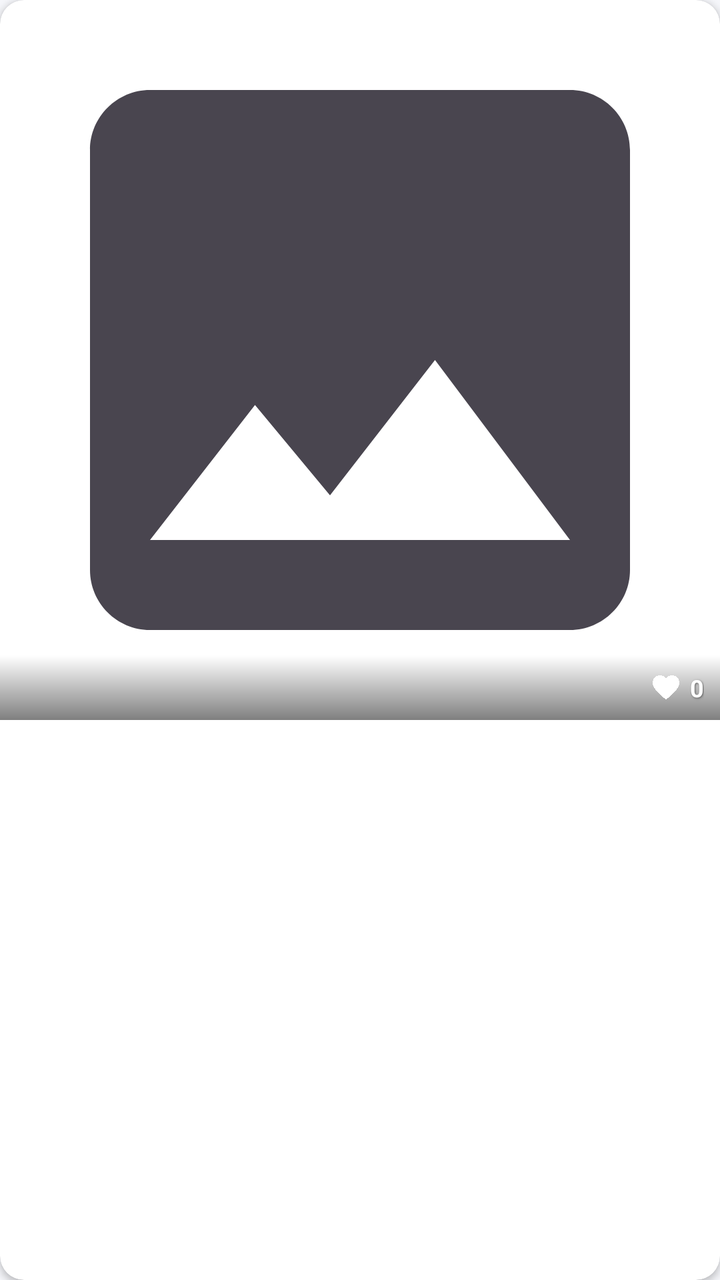
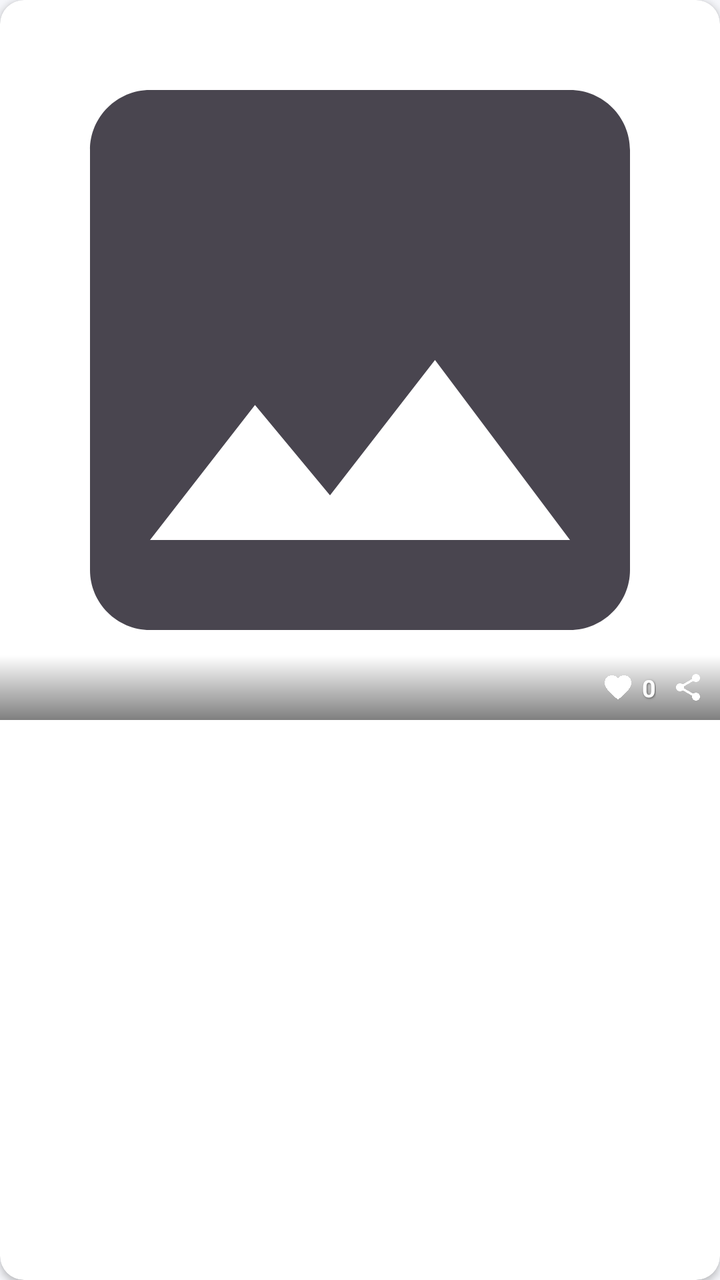

Screens rendered from an Android XML layout before and after an edit, with the pre-edit source and the edit as a unified diff.
<!-- AndroidManifest.xml: application theme Theme.VisiBoard -->
<!-- res/layout/item_pinterest_note.xml -->
<?xml version="1.0" encoding="utf-8"?>
<androidx.cardview.widget.CardView xmlns:android="http://schemas.android.com/apk/res/android"
    xmlns:app="http://schemas.android.com/apk/res-auto"
    android:layout_width="match_parent"
    android:layout_height="wrap_content"
    android:layout_margin="4dp"
    app:cardCornerRadius="12dp"
    app:cardElevation="2dp"
    app:cardBackgroundColor="@color/card_background">

    <androidx.constraintlayout.widget.ConstraintLayout
        android:layout_width="match_parent"
        android:layout_height="wrap_content">

        <ImageView
            android:id="@+id/iv_note_image"
            android:layout_width="0dp"
            android:layout_height="wrap_content"
            android:adjustViewBounds="true"
            android:scaleType="fitCenter"
            app:layout_constraintTop_toTopOf="parent"
            app:layout_constraintStart_toStartOf="parent"
            app:layout_constraintEnd_toEndOf="parent"
            app:layout_constraintBottom_toBottomOf="parent"
            android:src="@drawable/placeholder_image" />

        
        <View
            android:layout_width="0dp"
            android:layout_height="0dp"
            android:background="@drawable/gradient_bottom_overlay"
            app:layout_constraintStart_toStartOf="parent"
            app:layout_constraintEnd_toEndOf="parent"
            app:layout_constraintBottom_toBottomOf="parent"
            app:layout_constraintTop_toTopOf="@id/ll_likes" />

        
        <LinearLayout
            android:id="@+id/ll_likes"
            android:layout_width="wrap_content"
            android:layout_height="wrap_content"
            android:orientation="horizontal"
            android:gravity="center_vertical"
            android:padding="8dp"
            app:layout_constraintBottom_toBottomOf="parent"
            app:layout_constraintEnd_toEndOf="parent">

            <ImageView
                android:layout_width="16dp"
                android:layout_height="16dp"
                android:src="@drawable/ic_heart"
                app:tint="@android:color/white" />

            <TextView
                android:id="@+id/tv_like_count"
                android:layout_width="wrap_content"
                android:layout_height="wrap_content"
                android:text="0"
                android:textColor="@android:color/white"
                android:textSize="12sp"
                android:textStyle="bold"
                android:layout_marginStart="4dp"
                android:shadowColor="#80000000"
                android:shadowDx="1"
                android:shadowDy="1"
                android:shadowRadius="2" />

        </LinearLayout>
        
        
        <TextView
            android:id="@+id/tv_distance"
            android:layout_width="wrap_content"
            android:layout_height="wrap_content"
            android:background="@drawable/bg_badge_transparent"
            android:text="2km"
            android:textColor="@android:color/white"
            android:textSize="10sp"
            android:paddingStart="6dp"
            android:paddingEnd="6dp"
            android:paddingTop="2dp"
            android:paddingBottom="2dp"
            android:layout_margin="8dp"
            app:layout_constraintTop_toTopOf="parent"
            app:layout_constraintStart_toStartOf="parent"
            android:visibility="gone"/>

    </androidx.constraintlayout.widget.ConstraintLayout>

</androidx.cardview.widget.CardView>
<!-- resources referenced by this layout -->
<resources>
  <color name="card_background">#FFFFFF</color>
  <!-- drawable bg_badge_transparent (drawable) -->
  <?xml version="1.0" encoding="utf-8"?>
  <shape xmlns:android="http://schemas.android.com/apk/res/android"
      android:shape="rectangle">
      <solid android:color="#80000000" />
      <corners android:radius="4dp" />
  </shape>
  <!-- drawable gradient_bottom_overlay (drawable) -->
  <?xml version="1.0" encoding="utf-8"?>
  <shape xmlns:android="http://schemas.android.com/apk/res/android"
      android:shape="rectangle">
      <gradient
          android:angle="90"
          android:startColor="#80000000"
          android:endColor="#00000000"
          android:type="linear" />
  </shape>
  <!-- drawable ic_heart (drawable) -->
  <?xml version="1.0" encoding="utf-8"?>
  <vector xmlns:android="http://schemas.android.com/apk/res/android"
      android:width="24dp"
      android:height="24dp"
      android:viewportWidth="24"
      android:viewportHeight="24">
      <path
          android:fillColor="#FF6B6B"
          android:pathData="M12,21.35l-1.45,-1.32C5.4,15.36 2,12.28 2,8.5 2,5.42 4.42,3 7.5,3c1.74,0 3.41,0.81 4.5,2.09C13.09,3.81 14.76,3 16.5,3 19.58,3 22,5.42 22,8.5c0,3.78 -3.4,6.86 -8.55,11.54L12,21.35z"/>
  </vector>
  <!-- drawable placeholder_image (drawable) -->
  <vector xmlns:android="http://schemas.android.com/apk/res/android"
      android:width="24dp"
      android:height="24dp"
      android:viewportWidth="24"
      android:viewportHeight="24"
      android:tint="?attr/colorControlNormal">
    <path
        android:fillColor="@android:color/white"
        android:pathData="M21,19V5c0,-1.1 -0.9,-2 -2,-2H5c-1.1,0 -2,0.9 -2,2v14c0,1.1 0.9,2 2,2h14c1.1,0 2,-0.9 2,-2zM8.5,13.5l2.5,3.01L14.5,12l4.5,6H5l3.5,-4.5z"/>
  </vector>
  <style name="Theme.VisiBoard" parent="Base.Theme.VisiBoard" />
  <style name="Base.Theme.VisiBoard" parent="Theme.Material3.DayNight.NoActionBar">
          <item name="colorPrimary">@color/primary</item>
          <item name="colorPrimaryDark">@color/primaryDark</item>
          <item name="colorSecondary">@color/secondary</item>
          <item name="android:windowBackground">@color/background_light</item>
          <item name="android:textColor">@color/text_primary</item>
          <item name="android:statusBarColor">@color/primaryDark</item>
      </style>
  <color name="primary">#6C5CE7</color>
  <color name="primaryDark">#5849C7</color>
  <color name="secondary">#74B9FF</color>
  <color name="background_light">#F5F6FA</color>
  <color name="text_primary">#1E272E</color>
</resources>

<!-- the commit's change to res/layout/item_pinterest_note.xml (unified diff, before → after) -->
@@ -65,6 +65,14 @@
                 android:shadowDy="1"
                 android:shadowRadius="2" />
 
+            <ImageView
+                android:id="@+id/btn_share"
+                android:layout_width="16dp"
+                android:layout_height="16dp"
+                android:src="@drawable/ic_share"
+                app:tint="@android:color/white"
+                android:layout_marginStart="8dp"/>
+
         </LinearLayout>
         
         
<!-- resource entries referenced after the edit -->
@@ -29,6 +29,17 @@
           android:fillColor="#FF6B6B"
           android:pathData="M12,21.35l-1.45,-1.32C5.4,15.36 2,12.28 2,8.5 2,5.42 4.42,3 7.5,3c1.74,0 3.41,0.81 4.5,2.09C13.09,3.81 14.76,3 16.5,3 19.58,3 22,5.42 22,8.5c0,3.78 -3.4,6.86 -8.55,11.54L12,21.35z"/>
   </vector>
+  <!-- drawable ic_share (drawable) -->
+  <vector xmlns:android="http://schemas.android.com/apk/res/android"
+      android:width="24dp"
+      android:height="24dp"
+      android:viewportWidth="24"
+      android:viewportHeight="24"
+      android:tint="?attr/colorControlNormal">
+    <path
+        android:fillColor="@android:color/white"
+        android:pathData="M18,16.08c-0.76,0 -1.44,0.3 -1.96,0.77L8.91,12.7c0.05,-0.23 0.09,-0.46 0.09,-0.7s-0.04,-0.47 -0.09,-0.7l7.05,-4.11c0.54,0.5 1.25,0.81 2.04,0.81 1.66,0 3,-1.34 3,-3s-1.34,-3 -3,-3 -3,1.34 -3,3c0,0.24 0.04,0.47 0.09,0.7L8.04,9.81C7.5,9.31 6.79,9 6,9c-1.66,0 -3,1.34 -3,3s1.34,3 3,3c0.79,0 1.5,-0.31 2.04,-0.81l7.12,4.16c-0.05,0.21 -0.08,0.43 -0.08,0.65 0,1.61 1.31,2.92 2.92,2.92 1.61,0 2.92,-1.31 2.92,-2.92s-1.31,-2.92 -2.92,-2.92z"/>
+  </vector>
   <!-- drawable placeholder_image (drawable) -->
   <vector xmlns:android="http://schemas.android.com/apk/res/android"
       android:width="24dp"
